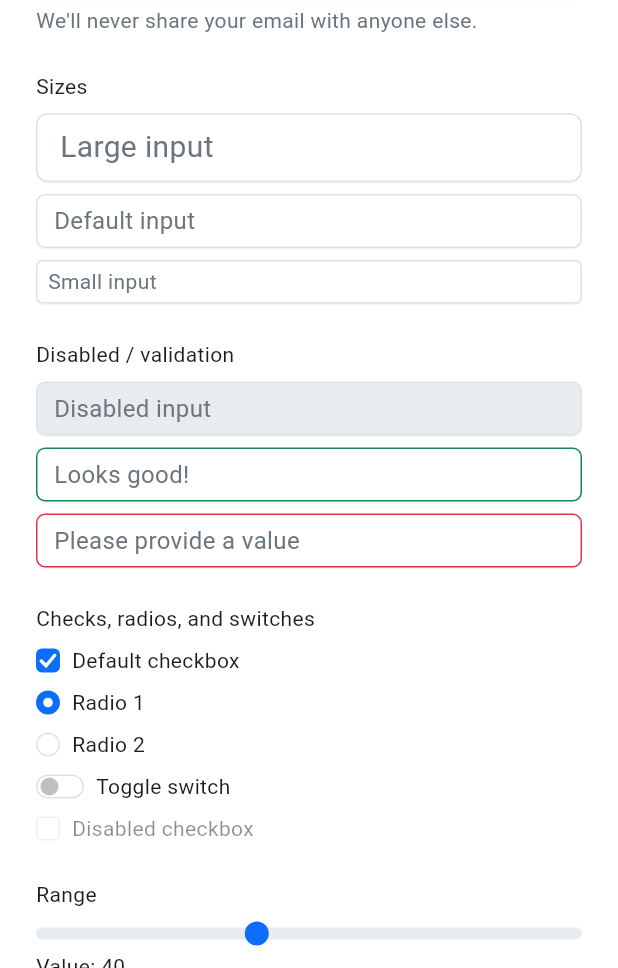
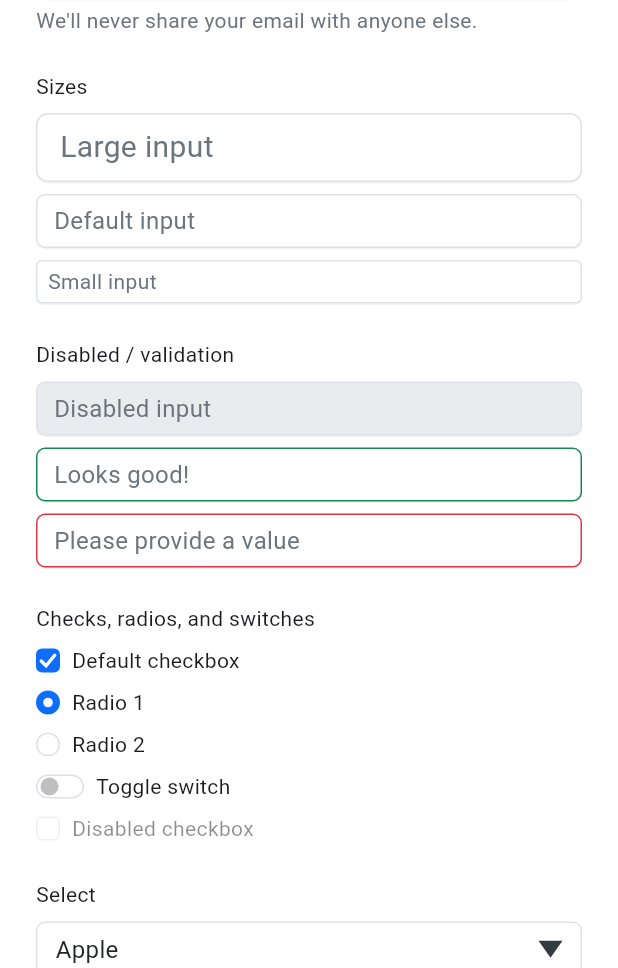
Before and after one commit to Almis90/opa_bootstrap_ui, a Flutter app: the FormPage widget shown alone on an empty page, opened directly, on a phone screen of 412 x 824 dp, the part 268-1236 px from its top. Run offline on Flutter 3.47's test engine with Material 3 defaults, Android fonts, the phone set to English and light mode, and no system bars.

Commit message:
Add BsFormSelect
Co-Authored-By: Claude Sonnet 5 <noreply@anthropic.com>

```diff
--- a/example/lib/pages/form_page.dart
+++ b/example/lib/pages/form_page.dart
@@ -15,6 +15,7 @@ class _FormPageState extends State<FormPage> {
   bool _switched = false;
   int _radio = 1;
   double _range = 40;
+  String? _fruit = 'apple';
 
   @override
   Widget build(BuildContext context) {
@@ -108,6 +109,26 @@ class _FormPageState extends State<FormPage> {
           ),
         ),
         DemoSection(
+          title: 'Select',
+          child: Column(
+            crossAxisAlignment: CrossAxisAlignment.start,
+            children: [
+              BsFormSelect<String>(
+                value: _fruit,
+                placeholder: const Text('Choose...'),
+                onChanged: (v) => setState(() => _fruit = v),
+                items: const [
+                  BsFormSelectItem(value: 'apple', label: Text('Apple')),
+                  BsFormSelectItem(value: 'banana', label: Text('Banana')),
+                  BsFormSelectItem(value: 'cherry', label: Text('Cherry')),
+                ],
+              ),
+              const SizedBox(height: 4),
+              Text('Value: $_fruit'),
+            ],
+          ),
+        ),
+        DemoSection(
           title: 'Range',
           child: Column(
             crossAxisAlignment: CrossAxisAlignment.start,
--- a/lib/opa_bootstrap_ui.dart
+++ b/lib/opa_bootstrap_ui.dart
@@ -21,6 +21,7 @@ export 'src/bs_form_check.dart';
 export 'src/bs_form_control.dart';
 export 'src/bs_form_label.dart';
 export 'src/bs_form_range.dart';
+export 'src/bs_form_select.dart';
 export 'src/bs_grid.dart';
 export 'src/bs_heading.dart';
 export 'src/bs_list_group.dart';
--- /dev/null
+++ b/lib/src/bs_form_select.dart
@@ -0,0 +1,150 @@
+import 'package:flutter/widgets.dart';
+
+import 'bs_dropdown.dart';
+import 'bs_form_control.dart';
+import 'tokens/bs_form_style.dart';
+
+/// A single `<option>` in a [BsFormSelect].
+class BsFormSelectItem<T> {
+  const BsFormSelectItem({required this.value, required this.label});
+
+  final T value;
+
+  /// Typically a [Text].
+  final Widget label;
+}
+
+/// A Bootstrap select (`.form-select`): a [BsFormControl]-styled toggle that
+/// opens a [BsDropdown] menu of [items].
+class BsFormSelect<T> extends StatelessWidget {
+  const BsFormSelect({
+    super.key,
+    required this.items,
+    required this.value,
+    required this.onChanged,
+    this.placeholder,
+    this.size = BsFormControlSize.normal,
+    this.style,
+  });
+
+  final List<BsFormSelectItem<T>> items;
+
+  /// The currently-selected value, matched against each item's
+  /// [BsFormSelectItem.value] by `==`. Null (or no match) shows
+  /// [placeholder].
+  final T? value;
+
+  /// Disables the control when null.
+  final ValueChanged<T>? onChanged;
+
+  /// Shown when [value] doesn't match any [items] entry.
+  final Widget? placeholder;
+
+  /// `.form-select-sm`/`.form-select-lg`.
+  final BsFormControlSize size;
+
+  /// Style overrides layered on top of [BsFormStyle.defaults].
+  final BsFormStyle? style;
+
+  @override
+  Widget build(BuildContext context) {
+    final style = BsFormStyle.defaults.merge(this.style);
+    final enabled = onChanged != null;
+    final padding = switch (size) {
+      BsFormControlSize.small =>
+        style.inputPaddingSm ?? BsFormStyle.defaultInputPaddingSm,
+      BsFormControlSize.normal =>
+        style.inputPadding ?? BsFormStyle.defaultInputPadding,
+      BsFormControlSize.large =>
+        style.inputPaddingLg ?? BsFormStyle.defaultInputPaddingLg,
+    };
+    final fontSize = switch (size) {
+      BsFormControlSize.small =>
+        style.inputFontSizeSm ?? BsFormStyle.defaultInputFontSizeSm,
+      BsFormControlSize.normal =>
+        style.inputFontSize ?? BsFormStyle.defaultInputFontSize,
+      BsFormControlSize.large =>
+        style.inputFontSizeLg ?? BsFormStyle.defaultInputFontSizeLg,
+    };
+    final borderRadius = switch (size) {
+      BsFormControlSize.small =>
+        style.inputBorderRadiusSm ?? BsFormStyle.defaultInputBorderRadiusSm,
+      BsFormControlSize.normal =>
+        style.inputBorderRadius ?? BsFormStyle.defaultInputBorderRadius,
+      BsFormControlSize.large =>
+        style.inputBorderRadiusLg ?? BsFormStyle.defaultInputBorderRadiusLg,
+    };
+
+    Widget? selectedLabel;
+    for (final item in items) {
+      if (item.value == value) {
+        selectedLabel = item.label;
+        break;
+      }
+    }
+    final displayed = selectedLabel ?? placeholder ?? const SizedBox.shrink();
+
+    return BsDropdown(
+      toggleBuilder: (context, toggle, isOpen) {
+        final borderColor = isOpen
+            ? (style.inputFocusBorderColor ??
+                  BsFormStyle.defaultInputFocusBorderColor)
+            : (style.inputBorderColor ?? BsFormStyle.defaultInputBorderColor);
+
+        return GestureDetector(
+          behavior: HitTestBehavior.opaque,
+          onTap: enabled ? toggle : null,
+          child: Container(
+            padding: padding,
+            decoration: BoxDecoration(
+              color: enabled
+                  ? (style.inputBackground ??
+                        BsFormStyle.defaultInputBackground)
+                  : (style.inputDisabledBackground ??
+                        BsFormStyle.defaultInputDisabledBackground),
+              border: Border.all(
+                color: borderColor,
+                width:
+                    style.inputBorderWidth ??
+                    BsFormStyle.defaultInputBorderWidth,
+              ),
+              borderRadius: BorderRadius.circular(borderRadius),
+            ),
+            child: Row(
+              children: [
+                Expanded(
+                  child: DefaultTextStyle.merge(
+                    style: TextStyle(
+                      fontSize: fontSize,
+                      color: style.inputColor ?? BsFormStyle.defaultInputColor,
+                    ),
+                    child: displayed,
+                  ),
+                ),
+                const SizedBox(width: 8),
+                BsDropdownCaret(
+                  color:
+                      style.selectIndicatorColor ??
+                      BsFormStyle.defaultSelectIndicatorColor,
+                  size:
+                      (style.selectBackgroundSize ??
+                              BsFormStyle.defaultSelectBackgroundSize)
+                          .width,
+                ),
+              ],
+            ),
+          ),
+        );
+      },
+      items: [
+        for (final item in items)
+          BsDropdownItem(
+            active: item.value == value,
+            onTap: enabled ? () => onChanged!(item.value) : null,
+            disabled: !enabled,
+            child: item.label,
+          ),
+      ],
+    );
+  }
+}
```
